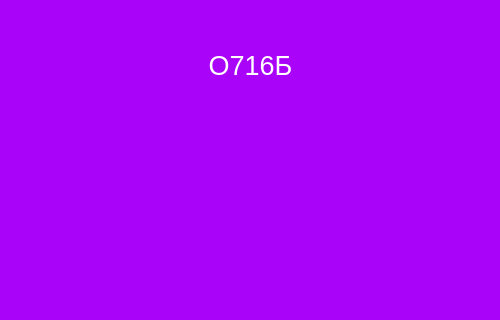
AnCap-60/MorseChat, file Chat/creators.ui: the form before one commit; both pictures show x 0 to 500 and y 310 to 630 of the 500 by 630 pixel window.
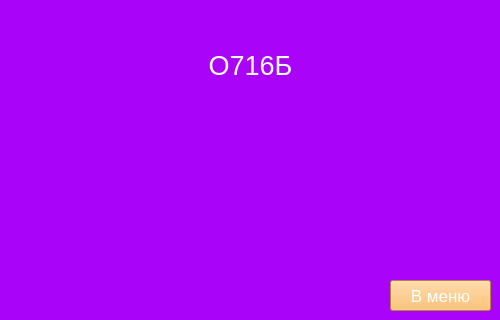
The form after the commit.

Commit message: added rules and creators widgets, fixed some bugs, redesigned some things

What changed in the file:
```diff
--- a/Chat/creators.ui
+++ b/Chat/creators.ui
@@ -121,6 +121,27 @@
     <set>Qt::AlignCenter</set>
    </property>
   </widget>
+  <widget class="QPushButton" name="pushButton">
+   <property name="geometry">
+    <rect>
+     <x>390</x>
+     <y>590</y>
+     <width>101</width>
+     <height>31</height>
+    </rect>
+   </property>
+   <property name="font">
+    <font>
+     <pointsize>13</pointsize>
+    </font>
+   </property>
+   <property name="styleSheet">
+    <string notr="true">background-color:rgb(255, 180, 80); color:white</string>
+   </property>
+   <property name="text">
+    <string>В меню</string>
+   </property>
+  </widget>
  </widget>
  <resources/>
  <connections/>
```
The commit also changes 12 other files.
